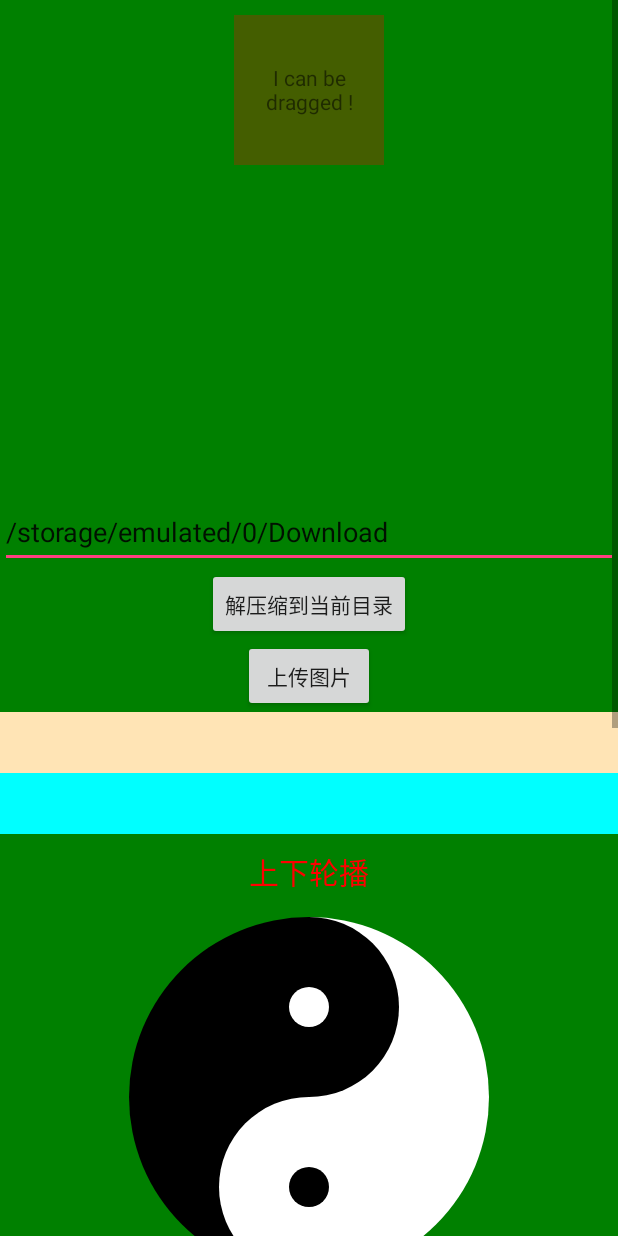
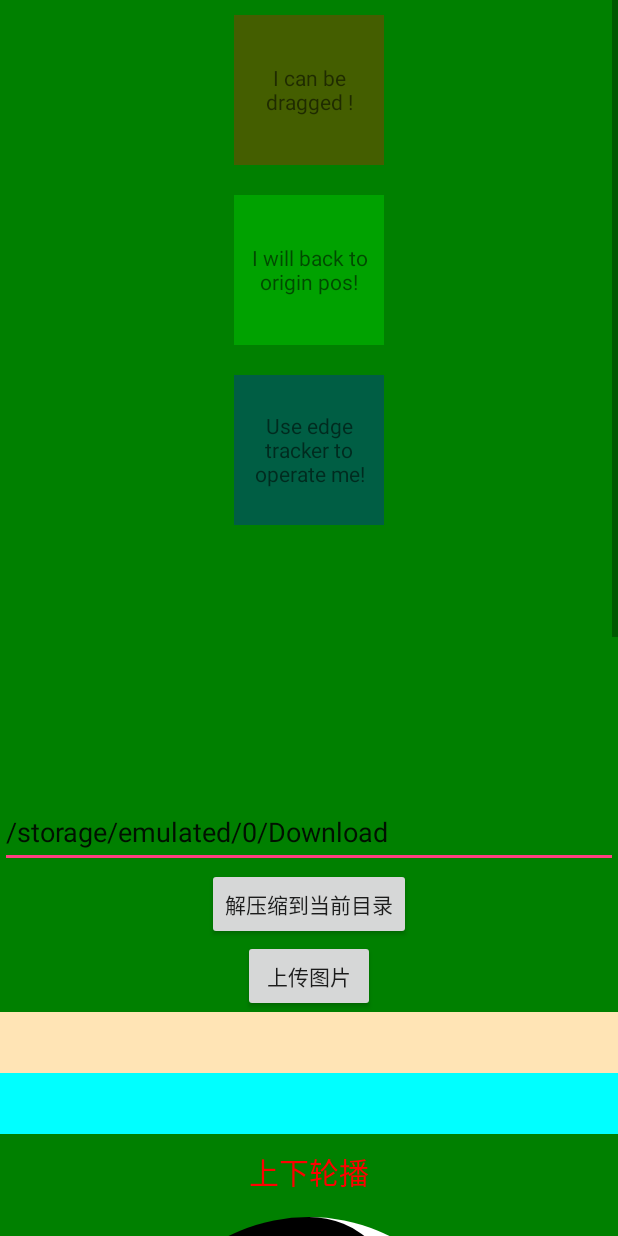
Before and after one commit to youyuanme/GoChat, an Android app: the layout activity_demo.xml on its own in the app's theme, with its tools: preview values and no code run, on a phone screen of 412 x 824 dp. Run offline under Robolectric (Android 15) with nearby library versions, the phone set to English and light mode, and no system bars.

Commit message:
Merge branch 'master' of https://github.com/youyuanme/photosFrames
# Conflicts:
#	README.md

```diff
--- a/app/src/main/java/com/sibozn/gochat/activity/DemoActivity.java
+++ b/app/src/main/java/com/sibozn/gochat/activity/DemoActivity.java
@@ -164,7 +164,7 @@ public class DemoActivity extends AppCompatActivity {
             }
         });
     }
-/*
+
     @OnClick({R.id.textView1, R.id.textView2, R.id.textView3})
     public void onClick(View view) {
         switch (view.getId()) {
@@ -185,7 +185,6 @@ public class DemoActivity extends AppCompatActivity {
 
         }
     }
-    */
 
     /**
      * 合成图片
--- a/app/src/main/java/com/sibozn/gochat/view/VDHlayout.java
+++ b/app/src/main/java/com/sibozn/gochat/view/VDHlayout.java
@@ -102,7 +102,9 @@ public class VDHlayout extends LinearLayout {
     @Override
     public boolean onInterceptTouchEvent(MotionEvent ev) {
         Log.e(TAG, "onInterceptTouchEvent: ");
-        return viewDragHelper.shouldInterceptTouchEvent(ev);
+        boolean b = viewDragHelper.shouldInterceptTouchEvent(ev);
+        Log.e(TAG, "onInterceptTouchEvent: " + b);
+        return true;
     }
 
     @Override
--- a/app/src/main/res/layout/activity_demo.xml
+++ b/app/src/main/res/layout/activity_demo.xml
@@ -54,11 +54,12 @@
 
         <com.sibozn.gochat.view.VDHlayout
             android:layout_width="match_parent"
-            android:layout_height="300dp"
+            android:layout_height="500dp"
             android:orientation="vertical"
             >
 
             <TextView
+                android:id="@+id/textView1"
                 android:layout_width="100dp"
                 android:layout_height="100dp"
                 android:layout_gravity="center"
@@ -66,6 +67,26 @@
                 android:background="#44ff0000"
                 android:gravity="center"
                 android:text="I can be dragged !"/>
+
+            <TextView
+                android:id="@+id/textView2"
+                android:layout_width="100dp"
+                android:layout_height="100dp"
+                android:layout_gravity="center"
+                android:layout_margin="10dp"
+                android:background="#4400ff00"
+                android:gravity="center"
+                android:text="I will back to origin pos!"/>
+
+            <TextView
+                android:id="@+id/textView3"
+                android:layout_width="100dp"
+                android:layout_height="100dp"
+                android:layout_gravity="center"
+                android:layout_margin="10dp"
+                android:background="#440000ff"
+                android:gravity="center"
+                android:text="Use edge tracker to operate me!"/>
         </com.sibozn.gochat.view.VDHlayout>
 
         <com.sibozn.gochat.view.CustomImageView
```
